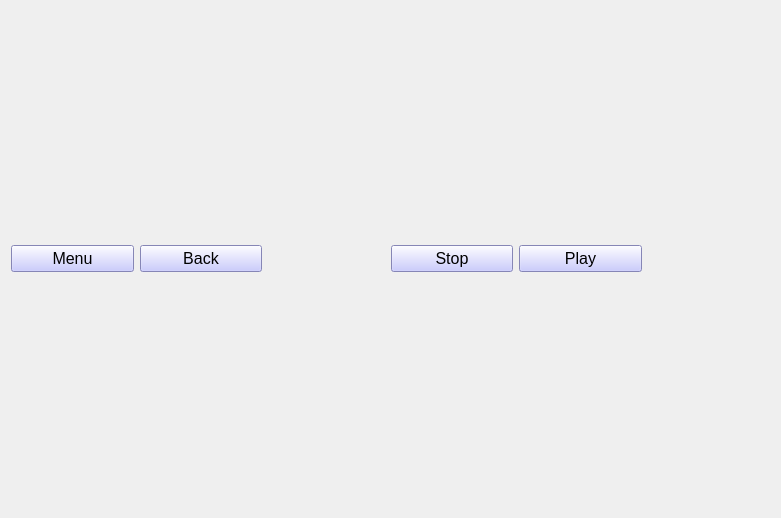
The window that src/singingview.ui (Vorxil/MagnifiSing) describes before a commit, drawn with Qt 5.
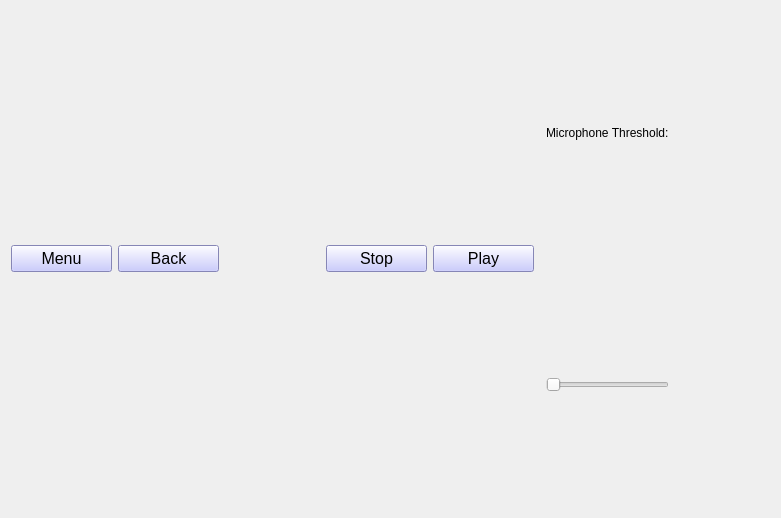
The same window after the commit.

Commit message: Added slider for changing silent threshold of microphone

Patch:
```diff
--- a/src/singingview.ui
+++ b/src/singingview.ui
@@ -143,6 +143,24 @@
        <item>
         <widget class="QWidget" name="volumeWidget" native="true"/>
        </item>
+       <item>
+        <layout class="QVBoxLayout" name="verticalLayout_2">
+         <item alignment="Qt::AlignVCenter">
+          <widget class="QLabel" name="label">
+           <property name="text">
+            <string>Microphone Threshold:</string>
+           </property>
+          </widget>
+         </item>
+         <item alignment="Qt::AlignVCenter">
+          <widget class="QSlider" name="silentThresholdSlider">
+           <property name="orientation">
+            <enum>Qt::Horizontal</enum>
+           </property>
+          </widget>
+         </item>
+        </layout>
+       </item>
        <item>
         <spacer name="horizontalSpacer_2">
          <property name="orientation">
```
The commit also changes 6 other files.
